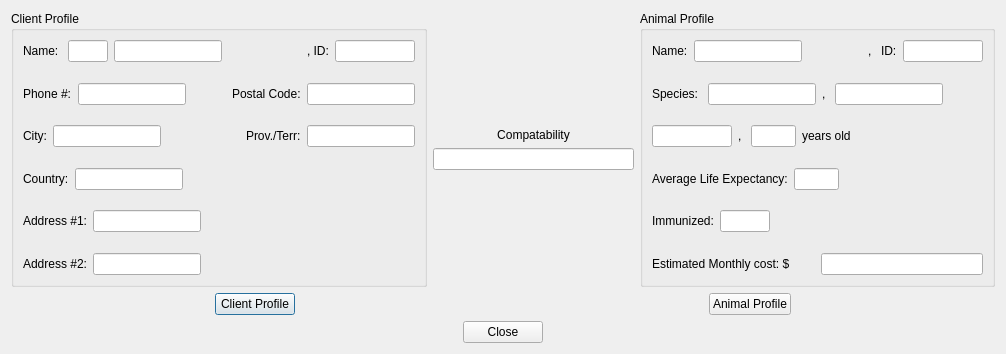
ArclightEntertainment/arclight-placeholder, file interface/acmdetaildialog.ui: the form before one commit.
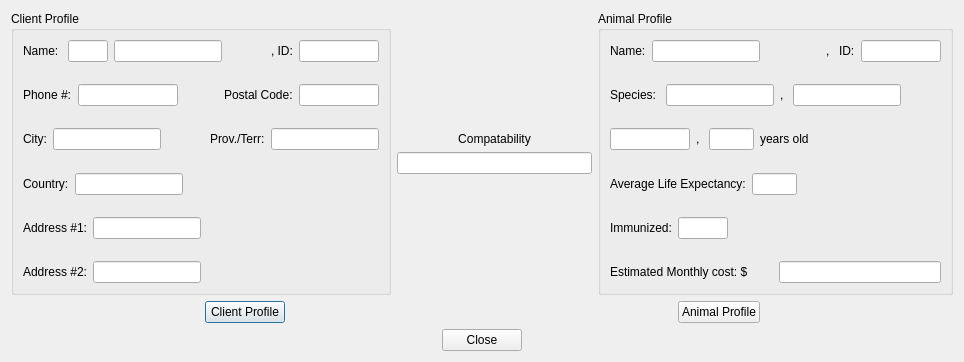
The form after the commit.

```diff
--- a/interface/acmdetaildialog.ui
+++ b/interface/acmdetaildialog.ui
@@ -6,8 +6,8 @@
    <rect>
     <x>0</x>
     <y>0</y>
-    <width>1006</width>
-    <height>354</height>
+    <width>964</width>
+    <height>362</height>
    </rect>
   </property>
   <property name="windowTitle">
@@ -127,6 +127,12 @@
                 <verstretch>0</verstretch>
                </sizepolicy>
               </property>
+              <property name="maximumSize">
+               <size>
+                <width>100</width>
+                <height>16777215</height>
+               </size>
+              </property>
              </widget>
             </item>
             <item>
@@ -157,6 +163,12 @@
                 <verstretch>0</verstretch>
                </sizepolicy>
               </property>
+              <property name="maximumSize">
+               <size>
+                <width>80</width>
+                <height>16777215</height>
+               </size>
+              </property>
               <property name="placeholderText">
                <string/>
               </property>
@@ -194,6 +206,12 @@
                 <verstretch>0</verstretch>
                </sizepolicy>
               </property>
+              <property name="maximumSize">
+               <size>
+                <width>125</width>
+                <height>16777215</height>
+               </size>
+              </property>
              </widget>
             </item>
             <item>
@@ -224,6 +242,12 @@
                 <verstretch>0</verstretch>
                </sizepolicy>
               </property>
+              <property name="maximumSize">
+               <size>
+                <width>125</width>
+                <height>16777215</height>
+               </size>
+              </property>
              </widget>
             </item>
            </layout>
```
Left out of the diff: 3 changed lines with no effect on the pictures.
